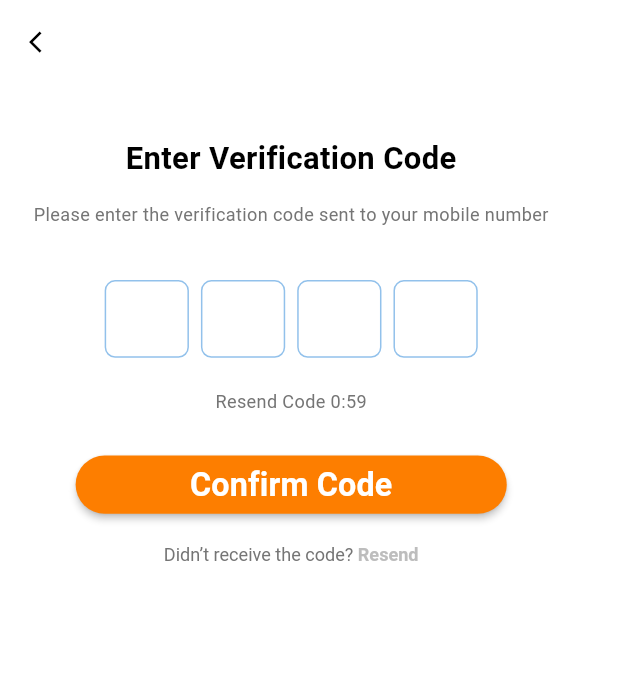
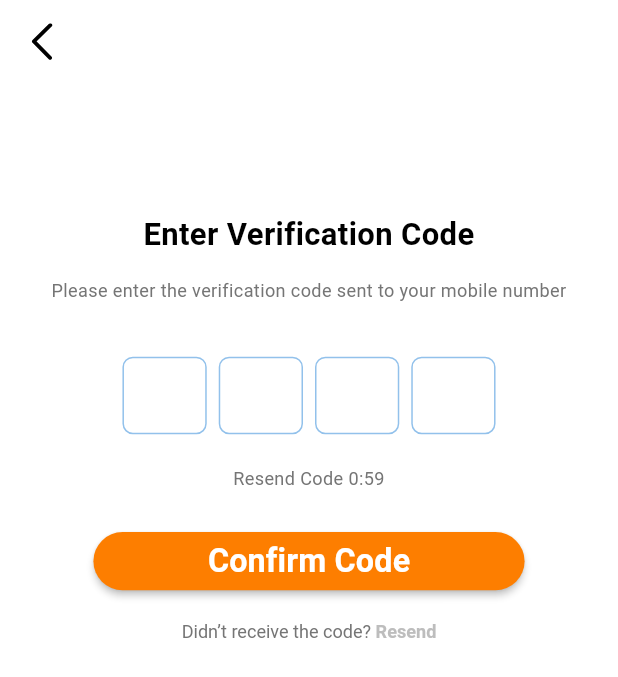
Before and after one commit to rofidarashed/kheet_amal, a Flutter app: the VerificationScreen screen opened by its route, on a phone screen of 412 x 824 dp. Shown: the top 677 px of the screen. Run offline on Flutter 3.47's test engine with Material 3 defaults, Android fonts, the phone set to English and light mode, and no system bars; drawn by our look-alikes of pinput; our stand-ins replace bloc, country_code_picker, easy_localization, firebase_core, flutter_bloc, flutter_screenutil and 2 more; accounts and stored records are empty.

Commit message:
forget_pass

```diff
--- a/lib/core/utils/app_images.dart
+++ b/lib/core/utils/app_images.dart
@@ -2,4 +2,5 @@ class AppImages {
   static const String kheetAmal = 'assets/images/kheet_amal.png';
   static const String blob = 'assets/images/blob.png';
   static const String logo = 'assets/images/logo.png';
+  static const String backIcon = 'assets/svgs/arrow_back.svg';
 }
--- a/lib/feature/forget_pass/screens/verfiction_screen.dart
+++ b/lib/feature/forget_pass/screens/verfiction_screen.dart
@@ -76,15 +76,20 @@ class _VerificationScreenState extends State<VerificationScreen> {
   @override
   Widget build(BuildContext context) {
     return Scaffold(
-      appBar:CustomAppBar(),
-      body: Padding(
-        padding: EdgeInsets.symmetric(horizontal: 24.w),
+      appBar: const CustomAppBar(),
+      body: SafeArea(
+        child: Center(
+          // 🔥 بيخلي كل المحتوى في النص
+          child: SingleChildScrollView(
+            physics: const BouncingScrollPhysics(),
+            padding: EdgeInsets.symmetric(horizontal: 24.w, vertical: 20.h),
             child: Column(
-          crossAxisAlignment: CrossAxisAlignment.center,
+              mainAxisAlignment: MainAxisAlignment.center, // 🔥 عمودي في النص
+              crossAxisAlignment: CrossAxisAlignment.center, // 🔥 أفقي في النص
               children: [
                 SizedBox(height: 40.h),
 
-            /// عنوان الشاشة
+                /// العنوان
                 Text(
                   "enter_verification_code".tr(),
                   style: TextStyle(
@@ -97,6 +102,7 @@ class _VerificationScreenState extends State<VerificationScreen> {
 
                 SizedBox(height: 16.h),
 
+                /// الوصف
                 Text(
                   "enter_verification_code_msg".tr(),
                   style: TextStyle(
@@ -109,15 +115,11 @@ class _VerificationScreenState extends State<VerificationScreen> {
 
                 SizedBox(height: 40.h),
 
-            /// مربعات إدخال الكود باستخدام Pinput
+                /// مربعات إدخال الكود
                 Pinput(
                   length: 4,
                   showCursor: true,
-              onChanged: (value) {
-                setState(() {
-                  _code = value;
-                });
-              },
+                  onChanged: (value) => setState(() => _code = value),
                   onCompleted: (value) {
                     _code = value;
                     _verifyCode();
@@ -131,7 +133,10 @@ class _VerificationScreenState extends State<VerificationScreen> {
                       color: Colors.black,
                     ),
                     decoration: BoxDecoration(
-                  border: Border.all(color: AppColors.primaryColor, width: 1),
+                      border: Border.all(
+                        color: AppColors.primaryColor,
+                        width: 1,
+                      ),
                       borderRadius: BorderRadius.circular(8.r),
                     ),
                   ),
@@ -144,7 +149,10 @@ class _VerificationScreenState extends State<VerificationScreen> {
                       color: Colors.black,
                     ),
                     decoration: BoxDecoration(
-                  border: Border.all(color: AppColors.secondaryColor, width: 2),
+                      border: Border.all(
+                        color: AppColors.secondaryColor,
+                        width: 2,
+                      ),
                       borderRadius: BorderRadius.circular(8.r),
                     ),
                   ),
@@ -161,10 +169,7 @@ class _VerificationScreenState extends State<VerificationScreen> {
 
                 SizedBox(height: 32.h),
 
-            CustomButton(
-              text: "confirm_code".tr(),
-              onPressed: _verifyCode,
-            ),
+                CustomButton(text: "confirm_code".tr(), onPressed: _verifyCode),
 
                 SizedBox(height: 24.h),
 
@@ -199,8 +204,10 @@ class _VerificationScreenState extends State<VerificationScreen> {
                   ),
                 ),
 
-            const Spacer(),
+                SizedBox(height: 400.h),
               ],
+            ),
+          ),
         ),
       ),
     );
--- a/lib/feature/forget_pass/widgets/custom_appbar.dart
+++ b/lib/feature/forget_pass/widgets/custom_appbar.dart
@@ -1,19 +1,34 @@
 import 'package:flutter/material.dart';
 import 'package:flutter_screenutil/flutter_screenutil.dart';
+import 'package:flutter_svg/flutter_svg.dart';
 import 'package:kheet_amal/core/utils/app_colors.dart';
+import 'package:kheet_amal/core/utils/app_images.dart';
 
 class CustomAppBar extends StatelessWidget implements PreferredSizeWidget {
   const CustomAppBar({super.key});
 
   @override
   Widget build(BuildContext context) {
+    final isArabic = Directionality.of(context) == TextDirection.rtl;
+
     return AppBar(
       backgroundColor: AppColors.backgroundColor,
       elevation: 0,
-      leading: IconButton(
+      leading: !isArabic
+          ? IconButton(
         onPressed: () => Navigator.pop(context),
-        icon: Icon(Icons.arrow_back_ios, color: Colors.black, size: 20.sp),
-      ),
+          icon:SvgPicture.asset(AppImages.backIcon),
+      )
+          :SizedBox.shrink(),
+      actions: isArabic
+          ? [
+        IconButton(
+          onPressed: () => Navigator.pop(context),
+          icon:SvgPicture.asset(AppImages.backIcon)
+          // Icon(Icons.arrow_back_ios, color: Colors.black, size: 20.sp),
+        ),
+      ]
+          : null,
     );
   }
 
--- a/lib/feature/home/home_screen.dart
+++ b/lib/feature/home/home_screen.dart
@@ -1,4 +1,6 @@
 import 'package:flutter/material.dart';
+
+import '../forget_pass/screens/forget_pass_screen.dart';
 
 class HomeScreen extends StatelessWidget {
   const HomeScreen({super.key});
--- a/lib/main.dart
+++ b/lib/main.dart
@@ -15,7 +15,7 @@ void main() async {
       supportedLocales: [Locale('en'), Locale('ar')],
       path: 'assets/translate',
       saveLocale: true,
-      fallbackLocale: Locale('en'),
+      fallbackLocale: Locale('ar'),
       child: MyApp(),
     ),
   );
--- a/pubspec.yaml
+++ b/pubspec.yaml
@@ -44,6 +44,8 @@ dependencies:
   bloc: ^9.0.0
   pinput: ^5.0.2
   gap: ^3.0.1
+  country_code_picker: ^3.4.0
+  flutter_svg: ^2.2.1
 
 
 
@@ -74,6 +76,7 @@ flutter:
     - assets/animations/
     - assets/images/
     - assets/translate/
+    - assets/svgs/
   #   - images/a_dot_ham.jpeg
 
   # An image asset can refer to one or more resolution-specific "variants", see
```
Also changed, not shown: lib/feature/forget_pass/screens/forget_pass_screen.dart (+28 -19 lines), lib/feature/forget_pass/screens/new_pass.dart (+4 -12 lines), lib/feature/forget_pass/screens/pass_success.dart (+1 -13 lines), assets/svgs/arrow_back.svg (added), pubspec.lock. Lines whose indentation alone changed are shown as unchanged.
